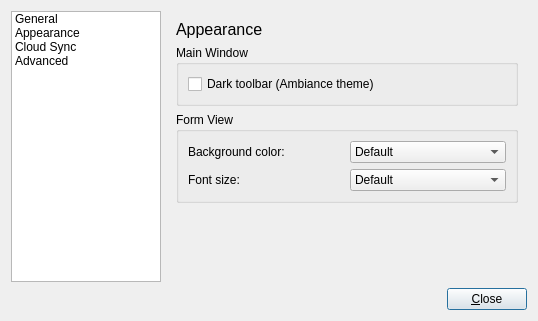
Qt form ui/preferencesdialog.ui (giowck/symphytum) before a commit.
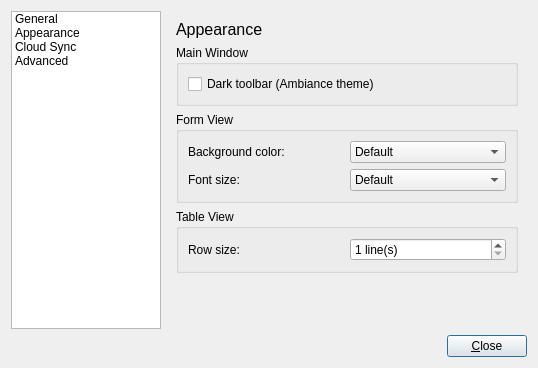
The same form after that commit. The open tabs and pages were chosen to show the change. Icons and pictures are not drawn.

Commit message: New setting to allow more than one line in table view for each row

What changed in the file:
```diff
--- a/ui/preferencesdialog.ui
+++ b/ui/preferencesdialog.ui
@@ -10,7 +10,7 @@
     <x>0</x>
     <y>0</y>
     <width>538</width>
-    <height>321</height>
+    <height>368</height>
    </rect>
   </property>
   <property name="sizeIncrement">
@@ -307,6 +307,38 @@
            </layout>
           </widget>
          </item>
+         <item>
+          <widget class="QGroupBox" name="groupBox">
+           <property name="title">
+            <string>Table View</string>
+           </property>
+           <layout class="QGridLayout" name="gridLayout_2">
+            <item row="0" column="0">
+             <widget class="QLabel" name="label_11">
+              <property name="text">
+               <string>Row size:</string>
+              </property>
+             </widget>
+            </item>
+            <item row="0" column="1">
+             <widget class="QSpinBox" name="tableRowSizeSpinBox">
+              <property name="toolTip">
+               <string>Number of lines of text that are shown for each row in table view</string>
+              </property>
+              <property name="suffix">
+               <string> line(s)</string>
+              </property>
+              <property name="minimum">
+               <number>1</number>
+              </property>
+              <property name="maximum">
+               <number>30</number>
+              </property>
+             </widget>
+            </item>
+           </layout>
+          </widget>
+         </item>
          <item>
           <spacer name="verticalSpacer_4">
            <property name="orientation">
```
Left out of the diff: 2 changed lines with no effect on the pictures. The commit also changes 5 other files.
